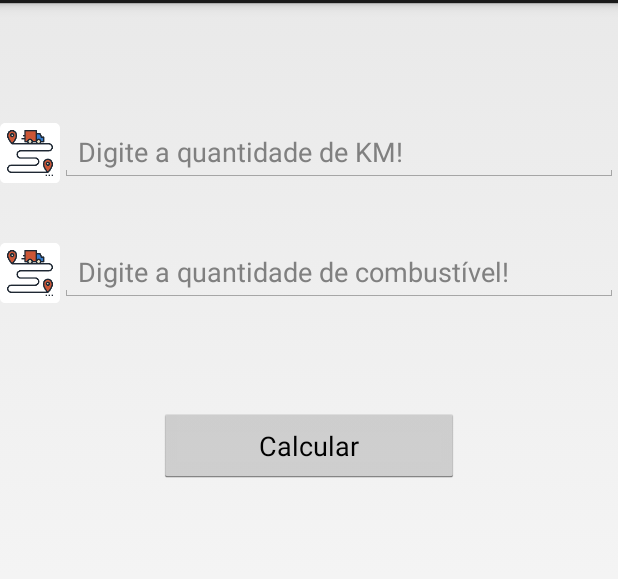
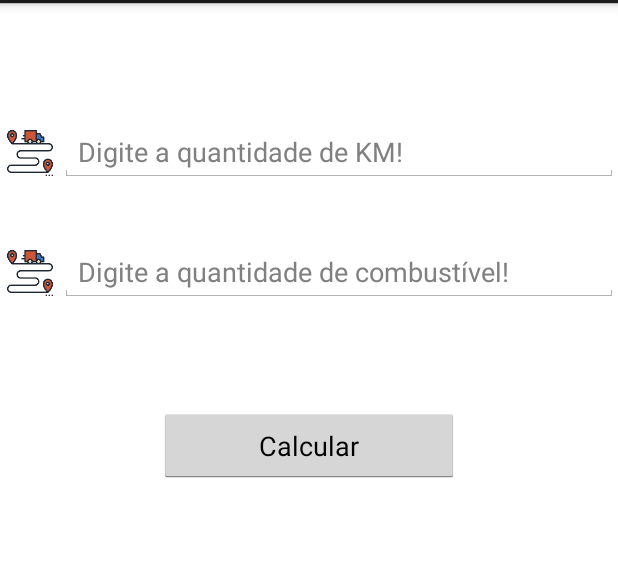
Before and after one commit to higorcp18/AndroidBCC, an Android app: the TerceiraActivity screen opened directly, with no data from a screen before it, on a phone screen of 412 x 824 dp, the part 69-648 px from its top. Run offline under Robolectric (Android 15) with nearby library versions, the phone set to English and light mode, and no system bars.

Commit message:
Fixed get string in TerceiraActivity

```diff
--- a/app/src/main/java/com/ucb/higorcp18/aulaandroid/TerceiraActivity.java
+++ b/app/src/main/java/com/ucb/higorcp18/aulaandroid/TerceiraActivity.java
@@ -30,8 +30,9 @@ public class TerceiraActivity extends Activity implements View.OnClickListener{
 
         Double qtdKm = Double.parseDouble(edtQtdKm.getText().toString());
         Double qtdCombustivel = Double.parseDouble(edtQtdCombustivel.getText().toString());
+        String teste = getResources().getString(R.string.autonomiaCarro);
 
-        Toast.makeText(this, "Autonomia do carro é: "+ qtdKm/qtdCombustivel,Toast.LENGTH_SHORT).show();
+        Toast.makeText(this,    teste+qtdKm/qtdCombustivel,Toast.LENGTH_SHORT).show();
 
     }
 }
--- a/app/src/main/res/layout/activity_main.xml
+++ b/app/src/main/res/layout/activity_main.xml
@@ -4,6 +4,7 @@
     xmlns:tools="http://schemas.android.com/tools"
     android:layout_width="match_parent"
     android:layout_height="match_parent"
+    android:background="@color/colorWhite"
     tools:context=".MainActivity">
 
 
--- a/app/src/main/res/layout/activity_segunda.xml
+++ b/app/src/main/res/layout/activity_segunda.xml
@@ -4,6 +4,7 @@
     xmlns:tools="http://schemas.android.com/tools"
     android:layout_width="match_parent"
     android:layout_height="match_parent"
+    android:background="@color/colorWhite"
     tools:context=".SegundaActivity">
 
 
--- a/app/src/main/res/layout/activity_terceira.xml
+++ b/app/src/main/res/layout/activity_terceira.xml
@@ -4,6 +4,7 @@
     xmlns:tools="http://schemas.android.com/tools"
     android:layout_width="match_parent"
     android:layout_height="match_parent"
+    android:background="@color/colorWhite"
     tools:context=".TerceiraActivity">
 
 
--- a/app/src/main/res/values/colors.xml
+++ b/app/src/main/res/values/colors.xml
@@ -3,4 +3,5 @@
     <color name="colorPrimary">#3F51B5</color>
     <color name="colorPrimaryDark">#303F9F</color>
     <color name="colorAccent">#FF4081</color>
+    <color name="colorWhite">#FFFFFF</color>
 </resources>
--- a/app/src/main/res/values/strings.xml
+++ b/app/src/main/res/values/strings.xml
@@ -9,5 +9,5 @@
     <string name="btnAutonomia">Autonomia</string>
     <string name="gasolinaMelhor">Gasolina é melhor!</string>
     <string name="alcoolMelhor">Alcool é melhor!</string>
-    <string name="autonomiaCarro">A autonomia do carro é</string>
+    <string name="autonomiaCarro">A autonomia do carro é: </string>
 </resources>
```
